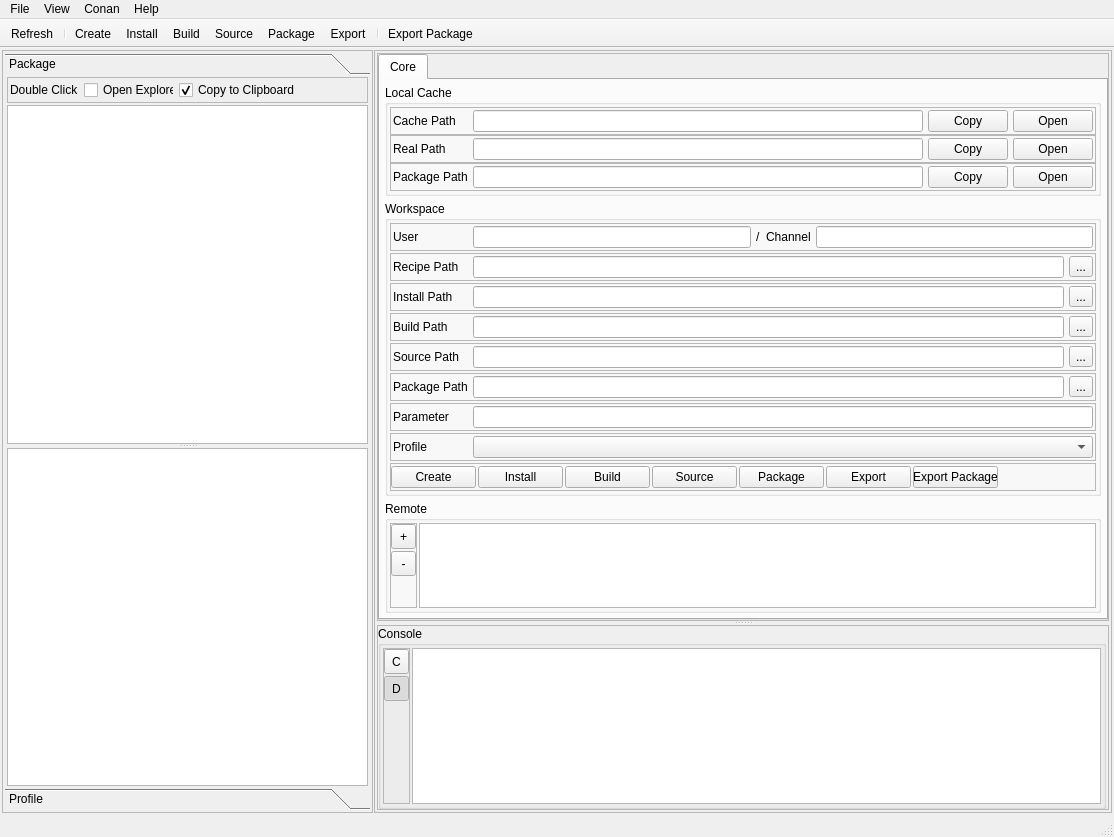
The window that resources/ui/main_window.ui (afri-bit/conan-guide) describes before a commit, drawn with Qt 5.
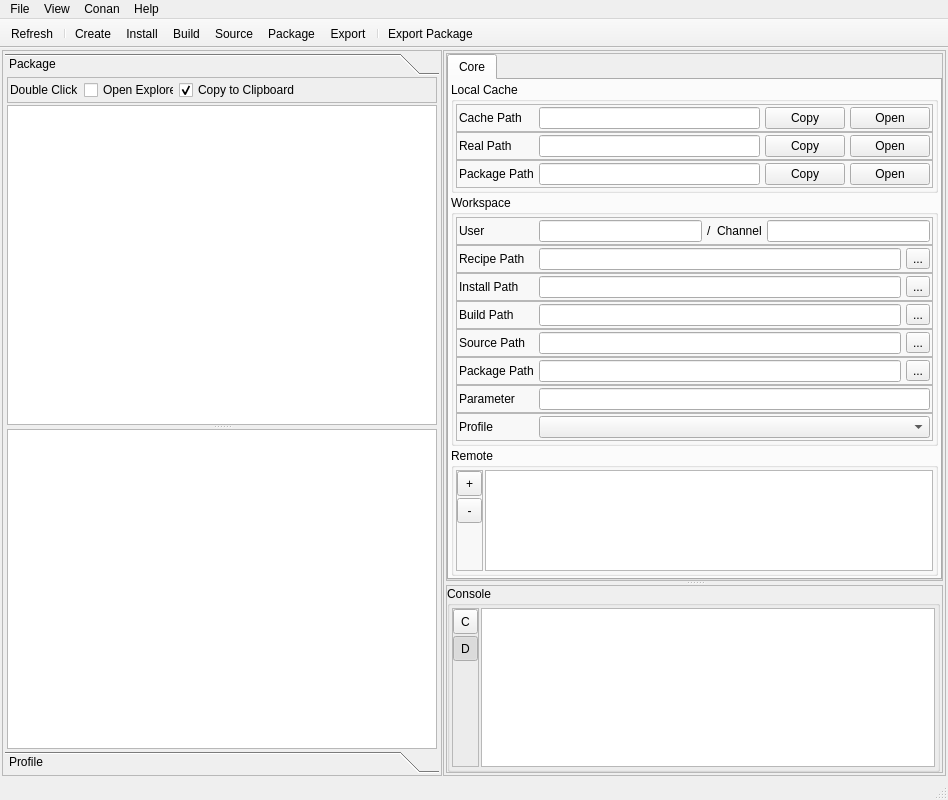
The same window after the commit. Icons and pictures are not drawn.

Commit message:
Removed redundant buttons for conan commands
- Disabled only workspace group box during loading state

Diff of the .ui file:
```diff
--- a/resources/ui/main_window.ui
+++ b/resources/ui/main_window.ui
@@ -9,14 +9,14 @@
    <rect>
     <x>0</x>
     <y>0</y>
-    <width>1114</width>
-    <height>837</height>
+    <width>948</width>
+    <height>800</height>
    </rect>
   </property>
   <property name="minimumSize">
    <size>
     <width>800</width>
-    <height>600</height>
+    <height>800</height>
    </size>
   </property>
   <property name="windowTitle">
@@ -104,8 +104,8 @@
             <rect>
              <x>0</x>
              <y>0</y>
-             <width>354</width>
-             <height>687</height>
+             <width>294</width>
+             <height>650</height>
             </rect>
            </property>
            <attribute name="label">
@@ -235,8 +235,8 @@
             <rect>
              <x>0</x>
              <y>0</y>
-             <width>354</width>
-             <height>687</height>
+             <width>294</width>
+             <height>650</height>
             </rect>
            </property>
            <attribute name="label">
@@ -364,19 +364,19 @@
                 </attribute>
                 <layout class="QVBoxLayout" name="verticalLayout_3">
                  <property name="spacing">
-                  <number>5</number>
+                  <number>2</number>
                  </property>
                  <property name="leftMargin">
-                  <number>5</number>
+                  <number>2</number>
                  </property>
                  <property name="topMargin">
-                  <number>5</number>
+                  <number>2</number>
                  </property>
                  <property name="rightMargin">
-                  <number>5</number>
+                  <number>2</number>
                  </property>
                  <property name="bottomMargin">
-                  <number>5</number>
+                  <number>2</number>
                  </property>
                  <item>
                   <widget class="QGroupBox" name="groupBox">
@@ -601,13 +601,13 @@
                   </widget>
                  </item>
                  <item>
-                  <widget class="QGroupBox" name="groupBox_2">
+                  <widget class="QGroupBox" name="groupBoxWorkspace">
                    <property name="title">
                     <string>Workspace</string>
                    </property>
                    <layout class="QVBoxLayout" name="verticalLayout_9">
                     <property name="spacing">
-                     <number>2</number>
+                     <number>0</number>
                     </property>
                     <property name="leftMargin">
                      <number>2</number>
@@ -1027,173 +1027,6 @@
                       </layout>
                      </widget>
                     </item>
-                    <item>
-                     <widget class="QFrame" name="frame_15">
-                      <property name="frameShape">
-                       <enum>QFrame::StyledPanel</enum>
-                      </property>
-                      <property name="frameShadow">
-                       <enum>QFrame::Raised</enum>
-                      </property>
-                      <layout class="QHBoxLayout" name="horizontalLayout_14">
-                       <property name="spacing">
-                        <number>2</number>
-                       </property>
-                       <property name="leftMargin">
-                        <number>0</number>
-                       </property>
-                       <property name="topMargin">
-                        <number>2</number>
-                       </property>
-                       <property name="rightMargin">
-                        <number>2</number>
-                       </property>
-                       <property name="bottomMargin">
-                        <number>2</number>
-                       </property>
-                       <item>
-                        <widget class="QPushButton" name="btnConanCreate">
-                         <property name="minimumSize">
-                          <size>
-                           <width>85</width>
-                           <height>0</height>
-                          </size>
-                         </property>
-                         <property name="text">
-                          <string>Create</string>
-                         </property>
-                        </widget>
-                       </item>
-                       <item>
-                        <widget class="QPushButton" name="btnConanInstall">
-                         <property name="minimumSize">
-                          <size>
-                           <width>85</width>
-                           <height>0</height>
-                          </size>
-                         </property>
-                         <property name="maximumSize">
-                          <size>
-                           <width>85</width>
-                           <height>16777215</height>
-                          </size>
-                         </property>
-                         <property name="text">
-                          <string>Install</string>
-                         </property>
-                        </widget>
-                       </item>
-                       <item>
-                        <widget class="QPushButton" name="btnConanBuild">
-                         <property name="minimumSize">
-                          <size>
-                           <width>85</width>
-                           <height>0</height>
-                          </size>
-                         </property>
-                         <property name="maximumSize">
-                          <size>
-                           <width>85</width>
-                           <height>16777215</height>
-                          </size>
-                         </property>
-                         <property name="text">
-                          <string>Build</string>
-                         </property>
-                        </widget>
-                       </item>
-                       <item>
-                        <widget class="QPushButton" name="btnConanSource">
-                         <property name="minimumSize">
-                          <size>
-                           <width>85</width>
-                           <height>0</height>
-                          </size>
-                         </property>
-                         <property name="maximumSize">
-                          <size>
-                           <width>85</width>
-                           <height>16777215</height>
-                          </size>
-                         </property>
-                         <property name="text">
-                          <string>Source</string>
-                         </property>
-                        </widget>
-                       </item>
-                       <item>
-                        <widget class="QPushButton" name="btnConanPackage">
-                         <property name="minimumSize">
-                          <size>
-                           <width>85</width>
-                           <height>0</height>
-                          </size>
-                         </property>
-                         <property name="maximumSize">
-                          <size>
-                           <width>85</width>
-                           <height>16777215</height>
-                          </size>
-                         </property>
-                         <property name="text">
-                          <string>Package</string>
-                         </property>
-                        </widget>
-                       </item>
-                       <item>
-                        <widget class="QPushButton" name="btnConanExport">
-                         <property name="minimumSize">
-                          <size>
-                           <width>85</width>
-                           <height>0</height>
-                          </size>
-                         </property>
-                         <property name="maximumSize">
-                          <size>
-                           <width>85</width>
-                           <height>16777215</height>
-                          </size>
-                         </property>
-                         <property name="text">
-                          <string>Export</string>
-                         </property>
-                        </widget>
-                       </item>
-                       <item>
-                        <widget class="QPushButton" name="btnConanExportPackage">
-                         <property name="minimumSize">
-                          <size>
-                           <width>85</width>
-                           <height>0</height>
-                          </size>
-                         </property>
-                         <property name="maximumSize">
-                          <size>
-                           <width>85</width>
-                           <height>16777215</height>
-                          </size>
-                         </property>
-                         <property name="text">
-                          <string>Export Package</string>
-                         </property>
-                        </widget>
-                       </item>
-                       <item>
-                        <spacer name="horizontalSpacer_2">
-                         <property name="orientation">
-                          <enum>Qt::Horizontal</enum>
-                         </property>
-                         <property name="sizeHint" stdset="0">
-                          <size>
-                           <width>40</width>
-                           <height>20</height>
-                          </size>
-                         </property>
-                        </spacer>
-                       </item>
-                      </layout>
-                     </widget>
-                    </item>
                    </layout>
                   </widget>
                  </item>
@@ -1472,7 +1305,7 @@
     <rect>
      <x>0</x>
      <y>0</y>
-     <width>1114</width>
+     <width>948</width>
      <height>21</height>
     </rect>
    </property>
```
Left out of the diff: 112 changed lines with no effect on the pictures. The commit also changes 3 other files.
